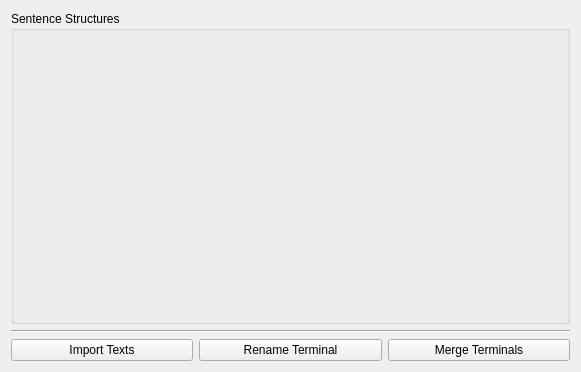
First picture: the form in simon/src/simonmodelmanagementui/grammarview.ui, repository KDE/simon, before the edit.
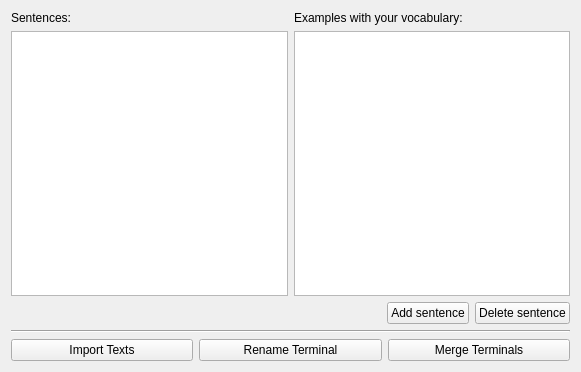
Second picture: the form after the edit. Icons and pictures are not drawn. Custom widgets are drawn as their Qt base class.

Commit message: Removing old references to GrammarManager...

```diff
--- a/simon/src/simonmodelmanagementui/grammarview.ui
+++ b/simon/src/simonmodelmanagementui/grammarview.ui
@@ -17,17 +17,86 @@
     <normaloff/>
    </iconset>
   </property>
-  <layout class="QVBoxLayout" name="verticalLayout" >
+
+  <layout class="QVBoxLayout" name="verticalLayout4" >
+     <item>
+
+  <layout class="QHBoxLayout" name="hori2" >
+     <item>
+  <layout class="QVBoxLayout" name="verticalLayout5" >
+     <item>
+	<widget class="QLabel" name="lbStructures" >
+	 <property name="text"><string>Sentences:</string></property>
+	 </widget>
+	</item>
+	<item>
+	<widget class="QListView" name="lvStructures" >
+	</widget>
+	</item>
+	</layout>
+	</item>
    <item>
-    <widget class="KEditListBox" name="kcfg_GrammarStructures" >
-     <property name="title" >
-      <string>Sentence Structures</string>
-     </property>
-     <property name="buttons" >
-      <set>KEditListBox::Add|KEditListBox::Remove</set>
-     </property>
-    </widget>
-   </item>
+		  <layout class="QVBoxLayout" name="vertiLayout10" >
+		   <item>
+		    <widget class="QLabel" name="lbExamples" >
+		      <property name="text"><string>Examples with your vocabulary:</string></property>
+		    </widget>
+		   </item>
+		   <item>
+		    <widget class="QListWidget" name="lwExamples" >
+		    </widget>
+		   </item>
+		  </layout>
+	 </item>
+	 </layout>
+	 </item>
+
+   <item>
+	    <layout class="QHBoxLayout" >
+		   <item>
+		    <layout class="QHBoxLayout" >
+		     <item>
+			  <spacer name="horizontalSpacer">
+			   <property name="orientation">
+			    <enum>Qt::Horizontal</enum>
+			   </property>
+			   <property name="sizeHint" stdset="0">
+			    <size>
+			     <width>40</width>
+			     <height>20</height>
+			    </size>
+			   </property>
+			  </spacer>
+		     </item>
+		     <item>
+		      <widget class="KPushButton" name="pbAdd" >
+		       <property name="text" >
+			<string>Add sentence</string>
+		       </property>
+		      </widget>
+		     </item>
+		     <item>
+		      <widget class="KPushButton" name="pbDelete" >
+		       <property name="text" >
+			<string>Delete sentence</string>
+		       </property>
+		      </widget>
+		     </item>
+		    </layout>
+		   </item>
+	     </layout>
+
+	 </item>
+  
+
+
+
+
+
+
+
+
+
    <item>
     <widget class="Line" name="line" >
      <property name="orientation" >
```
The commit also changes 15 other files.
